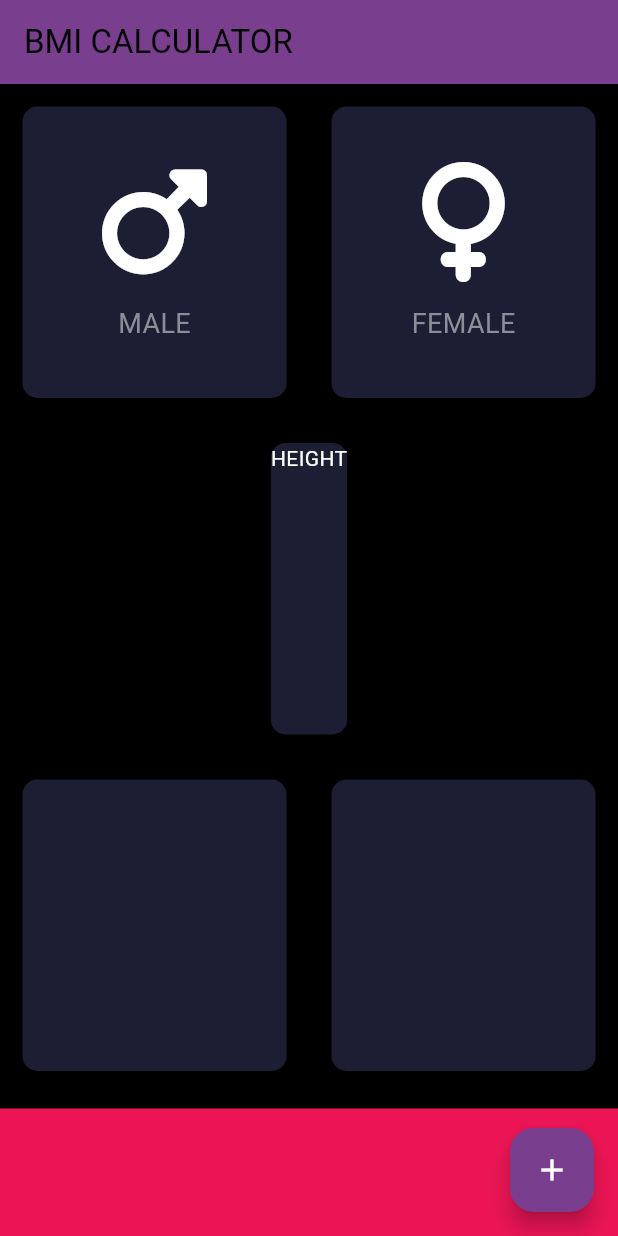
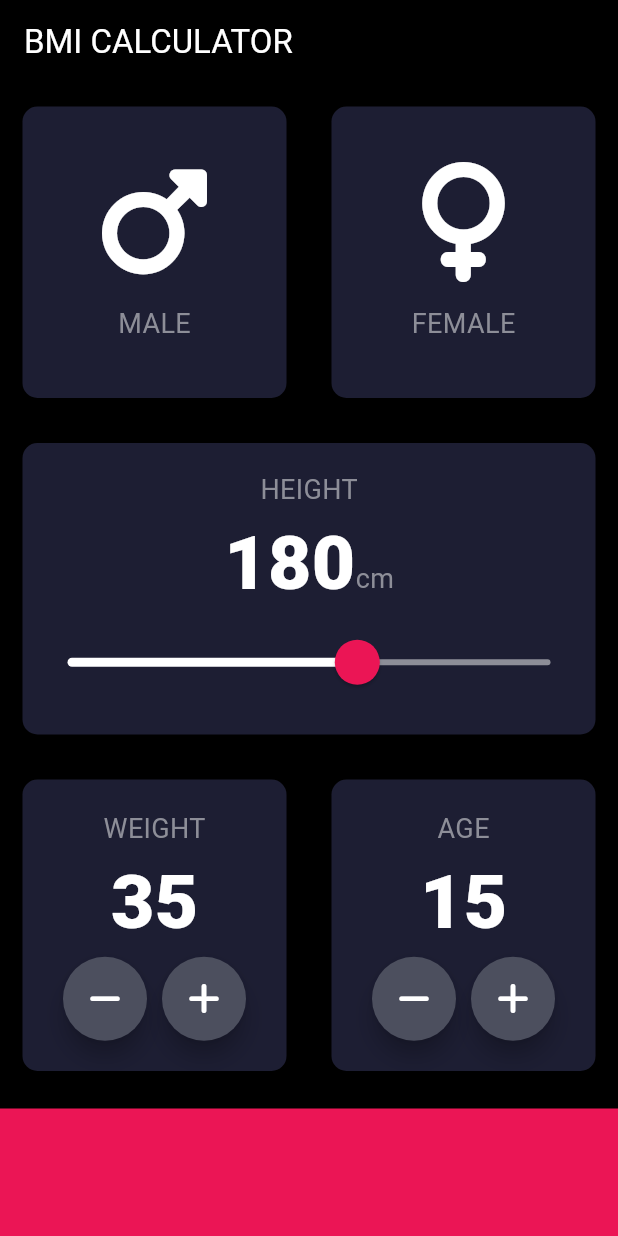
Before and after one commit to Nutness/bmi_calculator_flutter, a Flutter app: the screen it shows after launch, on a phone screen of 412 x 824 dp. Run offline on Flutter 3.47's test engine with Material 3 defaults, Android fonts, the phone set to English and light mode, and no system bars; our stand-ins replace font_awesome_flutter.

Commit message:
feat: Update files

```diff
--- a/lib/icon_details.dart
+++ b/lib/icon_details.dart
@@ -24,10 +24,7 @@ class IconDetails extends StatelessWidget {
         ),
         Text(
           label,
-          style: const TextStyle(
-            fontSize: 18.0,
-            color: Color(0xFF8D8E98),
-          ),
+          style: const TextStyle(fontSize: 18.0, color: Color(0xFF8D8E98)),
         ),
       ],
     );
--- a/lib/input_page.dart
+++ b/lib/input_page.dart
@@ -4,8 +4,6 @@ import 'package:bmi_calculator_flutter/my_color_code.dart';
 import 'package:bmi_calculator_flutter/reusable_card.dart';
 import 'package:flutter/material.dart';
 import 'package:font_awesome_flutter/font_awesome_flutter.dart';
-
-const bottomConteinerHeight = 85.0;
 
 class InputPage extends StatefulWidget {
   const InputPage({super.key});
@@ -15,17 +13,25 @@ class InputPage extends StatefulWidget {
 }
 
 class _InputPageState extends State<InputPage> {
-  int maleCardColor = everyCardColor;
-  int femaleCardColor = everyCardColor;
+  int maleCardColor = keveryCardColor;
+  int femaleCardColor = keveryCardColor;
   Gender? selectedGender;
+  int height = 180;
+  int weight = 35;
+  int age = 15;
 
   @override
   Widget build(BuildContext context) {
     return Scaffold(
       appBar: AppBar(
-        title: const Text('BMI CALCULATOR'),
+        title: const Text(
+          'BMI CALCULATOR',
+          style: TextStyle(color: Colors.white),
+        ),
+        backgroundColor: Colors.black12,
       ),
       body: Column(
+        crossAxisAlignment: CrossAxisAlignment.stretch,
         children: [
           Expanded(
             child: Row(
@@ -39,8 +45,8 @@ class _InputPageState extends State<InputPage> {
                       });
                     },
                     colour: selectedGender == Gender.male
-                        ? const Color(activeCardColor)
-                        : const Color(everyCardColor),
+                        ? const Color(kactiveCardColor)
+                        : const Color(keveryCardColor),
                     cardChild: const IconDetails(
                         icon: FontAwesomeIcons.mars, label: 'MALE'),
                   ),
@@ -55,8 +61,8 @@ class _InputPageState extends State<InputPage> {
                       });
                     },
                     colour: selectedGender == Gender.female
-                        ? const Color(activeCardColor)
-                        : const Color(everyCardColor),
+                        ? const Color(kactiveCardColor)
+                        : const Color(keveryCardColor),
                     cardChild: const IconDetails(
                         icon: FontAwesomeIcons.venus, label: 'FEMALE'),
                   ),
@@ -64,39 +70,187 @@ class _InputPageState extends State<InputPage> {
               ],
             ),
           ),
-          const Expanded(
+          Expanded(
               child: ReusableCard(
-            colour: Color(everyCardColor),
+            colour: const Color(keveryCardColor),
             cardChild: Column(
-              children: [Text('HEIGHT')],
+              mainAxisAlignment: MainAxisAlignment.center,
+              children: [
+                const Text('HEIGHT',
+                    style: TextStyle(fontSize: 18.0, color: Color(0xFF8D8E98))),
+                Row(
+                  mainAxisAlignment: MainAxisAlignment.center,
+                  crossAxisAlignment: CrossAxisAlignment.baseline,
+                  textBaseline: TextBaseline.alphabetic,
+                  children: [
+                    Text(
+                      height.toString(),
+                      style: const TextStyle(
+                          fontSize: 50.0, fontWeight: FontWeight.w900),
+                    ),
+                    const Text(
+                      'cm',
+                      style:
+                          TextStyle(fontSize: 18.0, color: Color(0xFF8D8E98)),
+                    ),
+                  ],
+                ),
+                SliderTheme(
+                  data: SliderTheme.of(context).copyWith(
+                    activeTrackColor: Colors.white,
+                    inactiveTrackColor: const Color(0xFF8D8E98),
+                    thumbColor: const Color(0xFFEB1555),
+                    overlayColor: const Color(0x29EB1555),
+                    thumbShape:
+                        const RoundSliderThumbShape(enabledThumbRadius: 15.0),
+                    overlayShape:
+                        const RoundSliderOverlayShape(overlayRadius: 30.0),
+                  ),
+                  child: Slider(
+                    value: height.toDouble(),
+                    min: 120.0,
+                    max: 220.0,
+                    onChanged: (double newValue) {
+                      setState(() {
+                        height = newValue.round();
+                      });
+                    },
+                  ),
+                ),
+              ],
             ),
           )),
-          const Expanded(
+          Expanded(
             child: Row(
               children: [
                 Expanded(
                     child: ReusableCard(
-                  colour: Color(everyCardColor),
+                  colour: const Color(keveryCardColor),
+                  cardChild: Column(
+                    mainAxisAlignment: MainAxisAlignment.center,
+                    children: [
+                      const Text(
+                        'WEIGHT',
+                        style: TextStyle(
+                          fontSize: 18.0,
+                          color: Color(0xFF8D8E98),
+                        ),
+                      ),
+                      Text(
+                        weight.toString(),
+                        style: const TextStyle(
+                            fontSize: 50.0, fontWeight: FontWeight.w900),
+                      ),
+                      Row(
+                        mainAxisAlignment: MainAxisAlignment.center,
+                        children: [
+                          RoundIconButton(
+                            icon: FontAwesomeIcons.minus,
+                            onPressed: () {
+                              setState(() {
+                                weight--;
+                              });
+                            },
+                          ),
+                          const SizedBox(
+                            width: 10.0,
+                          ),
+                          RoundIconButton(
+                            icon: FontAwesomeIcons.plus,
+                            onPressed: () {
+                              setState(() {
+                                weight++;
+                              });
+                            },
+                          ),
+                        ],
+                      )
+                    ],
+                  ),
                 )),
                 Expanded(
                     child: ReusableCard(
-                  colour: Color(everyCardColor),
+                  colour: const Color(keveryCardColor),
+                  cardChild: Column(
+                    mainAxisAlignment: MainAxisAlignment.center,
+                    children: [
+                      const Text(
+                        'AGE',
+                        style: TextStyle(
+                          fontSize: 18.0,
+                          color: Color(0xFF8D8E98),
+                        ),
+                      ),
+                      Text(
+                        age.toString(),
+                        style: const TextStyle(
+                            fontSize: 50.0, fontWeight: FontWeight.w900),
+                      ),
+                      Row(
+                        mainAxisAlignment: MainAxisAlignment.center,
+                        children: [
+                          RoundIconButton(
+                            icon: FontAwesomeIcons.minus,
+                            onPressed: () {
+                              setState(() {
+                                age--;
+                              });
+                            },
+                          ),
+                          const SizedBox(
+                            width: 10.0,
+                          ),
+                          RoundIconButton(
+                            icon: FontAwesomeIcons.plus,
+                            onPressed: () {
+                              setState(() {
+                                age++;
+                              });
+                            },
+                          ),
+                        ],
+                      )
+                    ],
+                  ),
                 )),
               ],
             ),
           ),
           Container(
-            color: const Color(bottomContainerColor),
+            color: const Color(kbottomContainerColor),
             margin: const EdgeInsets.only(top: 10.0),
             width: double.infinity,
-            height: bottomConteinerHeight,
+            height: kbottomConteinerHeight,
           ),
         ],
-      ),
-      floatingActionButton: FloatingActionButton(
-        onPressed: () {},
-        child: const Icon(Icons.add),
       ),
     );
   }
 }
+
+class RoundIconButton extends StatelessWidget {
+  const RoundIconButton({
+    super.key,
+    required this.icon,
+    required this.onPressed,
+  });
+
+  final IconData icon;
+  final VoidCallback onPressed;
+  @override
+  Widget build(BuildContext context) {
+    return RawMaterialButton(
+      elevation: 6.0,
+      constraints: const BoxConstraints.tightFor(
+        width: 56.0,
+        height: 56.0,
+      ),
+      shape: const CircleBorder(),
+      fillColor: const Color(0xFF4C4F5E),
+      onPressed: onPressed,
+      child: Icon(icon),
+    );
+  }
+}
+
+// The argument type 'Function' can't be assigned to the parameter type 'void Function()?'.
--- a/lib/my_color_code.dart
+++ b/lib/my_color_code.dart
@@ -1,4 +1,6 @@
 // This everyCardColor is also used as inactiveColor
-const everyCardColor = (0xFF1D1E33);
-const activeCardColor = (0xFF111328);
-const bottomContainerColor = (0xFFEB1555);
+
+const kbottomConteinerHeight = 85.0;
+const keveryCardColor = (0xFF1D1E33);
+const kactiveCardColor = (0xFF111328);
+const kbottomContainerColor = (0xFFEB1555);
```
